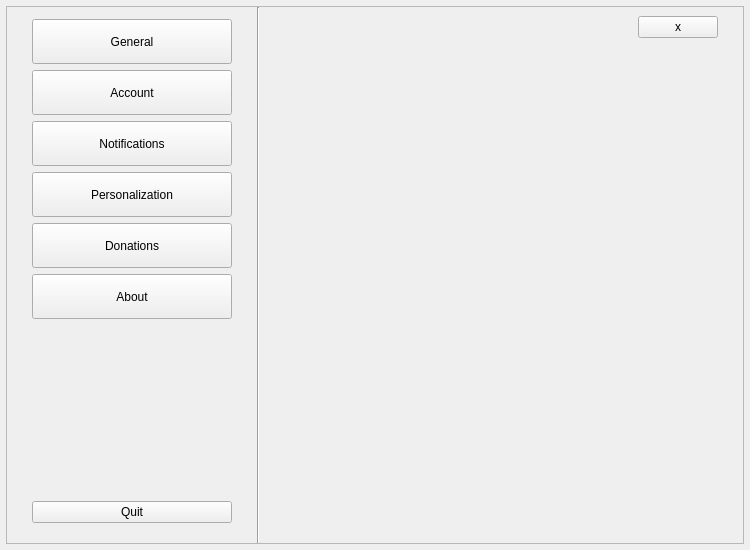
First picture: the form in zapzap/view/ui/settings.ui, repository jmbatistav/zapzap, before the edit.
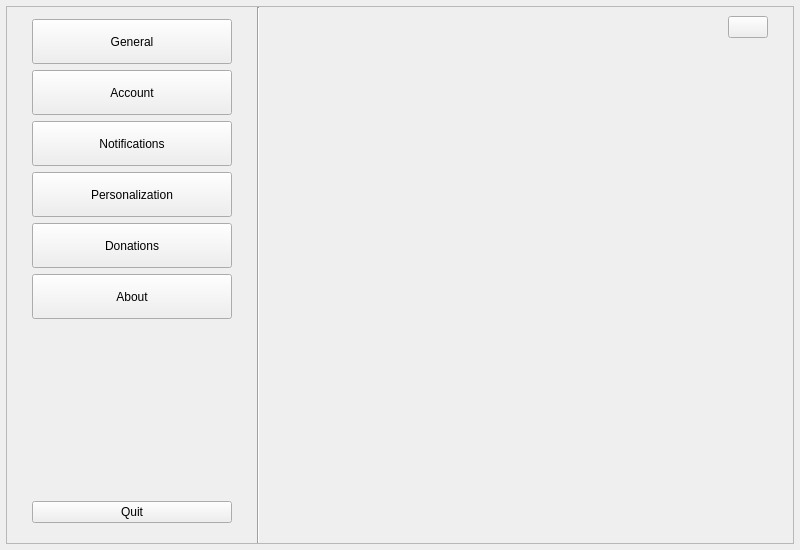
Second picture: the form after the edit.

Commit message: :lipstick: feat: Settings

The edit to the form file:
```diff
--- a/zapzap/view/ui/settings.ui
+++ b/zapzap/view/ui/settings.ui
@@ -6,7 +6,7 @@
    <rect>
     <x>0</x>
     <y>0</y>
-    <width>750</width>
+    <width>800</width>
     <height>550</height>
    </rect>
   </property>
@@ -18,7 +18,7 @@
   </property>
   <property name="minimumSize">
    <size>
-    <width>750</width>
+    <width>800</width>
     <height>550</height>
    </size>
   </property>
@@ -388,7 +388,7 @@
                <item>
                 <widget class="QPushButton" name="btn_close">
                  <property name="text">
-                  <string>x</string>
+                  <string/>
                  </property>
                 </widget>
                </item>
```
Left out of the diff: 3 changed lines with no effect on the pictures. The commit also changes 13 other files.
